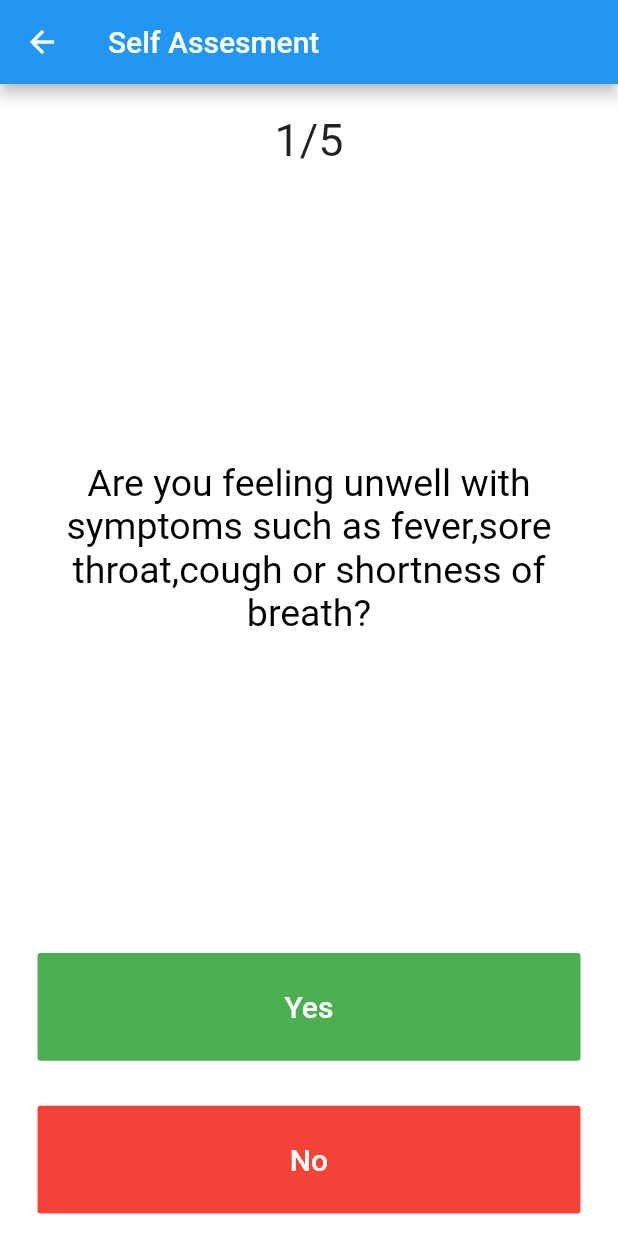
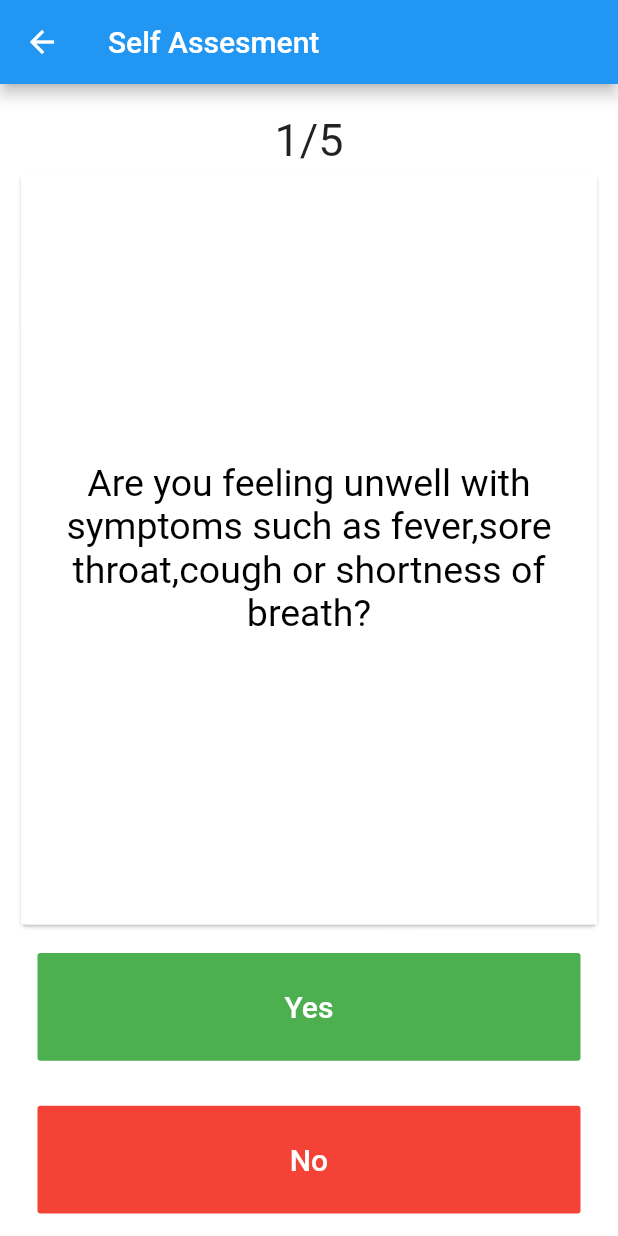
Before and after one commit to princepriyank/e-covid-19-helpdesk, a Flutter app: the Assesment screen opened directly, on a phone screen of 412 x 824 dp. Run offline on Flutter 3.47's test engine with Material 2 defaults, Android fonts, the phone set to English and light mode, and no system bars.

```diff
--- a/ecovid19/lib/SelfAssement.dart
+++ b/ecovid19/lib/SelfAssement.dart
@@ -50,8 +50,14 @@ class _QuizPageState extends State<QuizPage> {
             ),),
           ),
         ),
+
            Expanded(
             flex: 5,
+            child: Card(
+              shadowColor: Colors.black,
+
+              child: Container(
+                color: Colors.white,
                 child: Padding(
                   padding: EdgeInsets.all(10.0),
                   child: Center(
@@ -66,6 +72,9 @@ class _QuizPageState extends State<QuizPage> {
                   ),
                 ),
               ),
+            ),
+          ),
+
         Expanded(
           child: Padding(
             padding: EdgeInsets.all(15.0),
```
Also changed, not shown: ecovid19/images/gym2.jpeg (added), 2 other files. Lines whose indentation alone changed are shown as unchanged.
